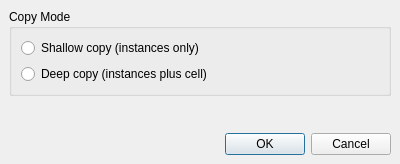
Above: src/edt/edt/CopyModeDialog.ui from KLayout/klayout before the change. Below: the same form after it.
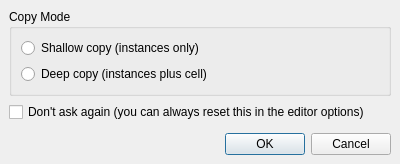
That is the form after the change.

Commit message:
Open to silence instance copy mode dialog
By using "don't ask again" the instance copy mode
dialog won't come up again. The mode can be reverted
back to "ask" in the editor options.

Diff of the .ui file:
```diff
--- a/src/edt/edt/CopyModeDialog.ui
+++ b/src/edt/edt/CopyModeDialog.ui
@@ -48,6 +48,13 @@
      </layout>
     </widget>
    </item>
+   <item>
+    <widget class="QCheckBox" name="dont_ask_cbx">
+     <property name="text">
+      <string>Don't ask again (you can always reset this in the editor options)</string>
+     </property>
+    </widget>
+   </item>
    <item>
     <spacer>
      <property name="orientation" >
```
Left out of the diff: 79 changed lines with no effect on the pictures. The commit also changes 9 other files.
